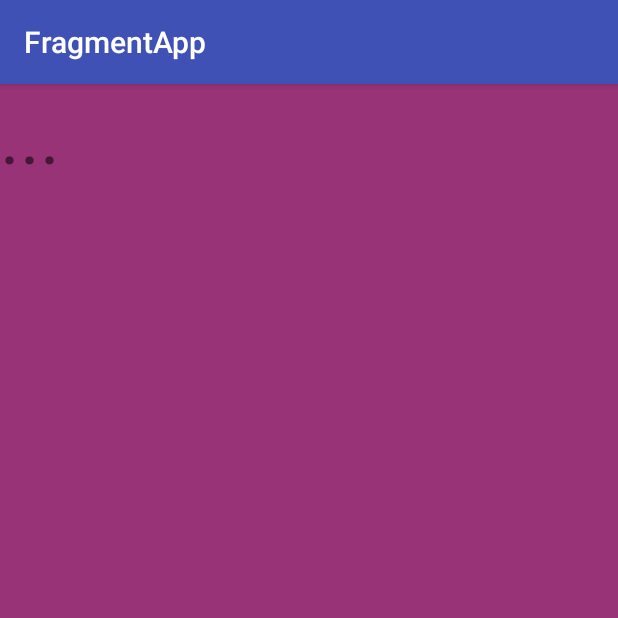
After one commit to mahmoudashrafmohamed/FragmentToutorial, an Android app: the fragment AliFragment shown on its own in the app's theme, on a phone screen of 412 x 824 dp, the top half of it. The commit adds this screen. Run offline under Robolectric (Android 15) with nearby library versions, the phone set to English and light mode, and no system bars; 1 statement that could not run was skipped.

Commit message:
send data from fragment to another

```diff
--- /dev/null
+++ b/app/src/main/java/com/mahmoud_ashraf/fragmentapp/AliFragment.java
@@ -0,0 +1,44 @@
+package com.mahmoud_ashraf.fragmentapp;
+
+import android.app.Fragment;
+import android.os.Bundle;
+import android.support.annotation.Nullable;
+import android.view.LayoutInflater;
+import android.view.View;
+import android.view.ViewGroup;
+import android.widget.TextView;
+import android.widget.Toast;
+
+import com.mahmoud_ashraf.fragmentapp.callback_Interface.Sender;
+
+/**
+ * Created by mahmoud_ashraf on 6/25/2017.
+ */
+
+public class AliFragment extends Fragment {
+    TextView textView;
+    @Override
+    public void onCreate(Bundle savedInstanceState) {
+        super.onCreate(savedInstanceState);
+        Toast.makeText(getActivity(),"hello from Ali Fragment :)",Toast.LENGTH_LONG).show();
+    }
+    @Nullable
+    @Override
+    public View onCreateView(LayoutInflater inflater, ViewGroup container, Bundle savedInstanceState) {
+
+        View v = inflater.inflate(R.layout.fragment_ali_layout,container,false);
+
+        textView = (TextView)v.findViewById(R.id.txtv_alifragment);
+
+        return v;
+    }
+
+    @Override
+    public void onActivityCreated(Bundle savedInstanceState) {
+        super.onActivityCreated(savedInstanceState);
+
+        // set the text coming in arguments
+        textView.setText(getArguments().getString("msg"));
+
+    }
+}
--- /dev/null
+++ b/app/src/main/res/layout/fragment_ali_layout.xml
@@ -0,0 +1,14 @@
+<?xml version="1.0" encoding="utf-8"?>
+<LinearLayout xmlns:android="http://schemas.android.com/apk/res/android"
+    android:orientation="vertical"
+    android:background="#937"
+    android:layout_width="match_parent"
+    android:layout_height="match_parent">
+    <TextView
+        android:layout_width="match_parent"
+        android:layout_height="wrap_content"
+        android:textSize="50sp"
+        android:id="@+id/txtv_alifragment"
+        android:text="..."/>
+
+</LinearLayout>
--- a/app/src/main/res/layout/fragment_mahmoud_layout.xml
+++ b/app/src/main/res/layout/fragment_mahmoud_layout.xml
@@ -10,6 +10,6 @@
         android:textSize="20sp"
         android:id="@+id/txtv_send"
         android:background="#f10"
-        android:text="send message to activity"/>
+        android:text="send message to AliFragment"/>
 
 </LinearLayout>
```
Also changed, not shown: app/src/main/java/com/mahmoud_ashraf/fragmentapp/MahmoudFragment.java (+9 -1 lines), app/src/main/java/com/mahmoud_ashraf/fragmentapp/MainActivity.java (+13 -1 lines).
